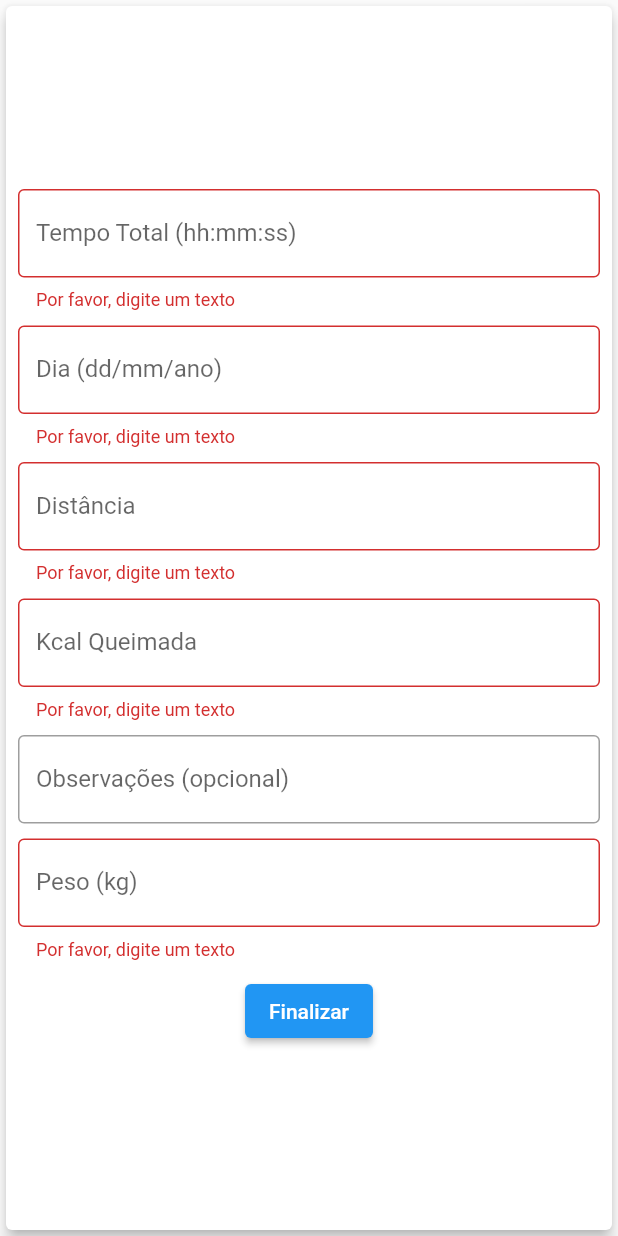
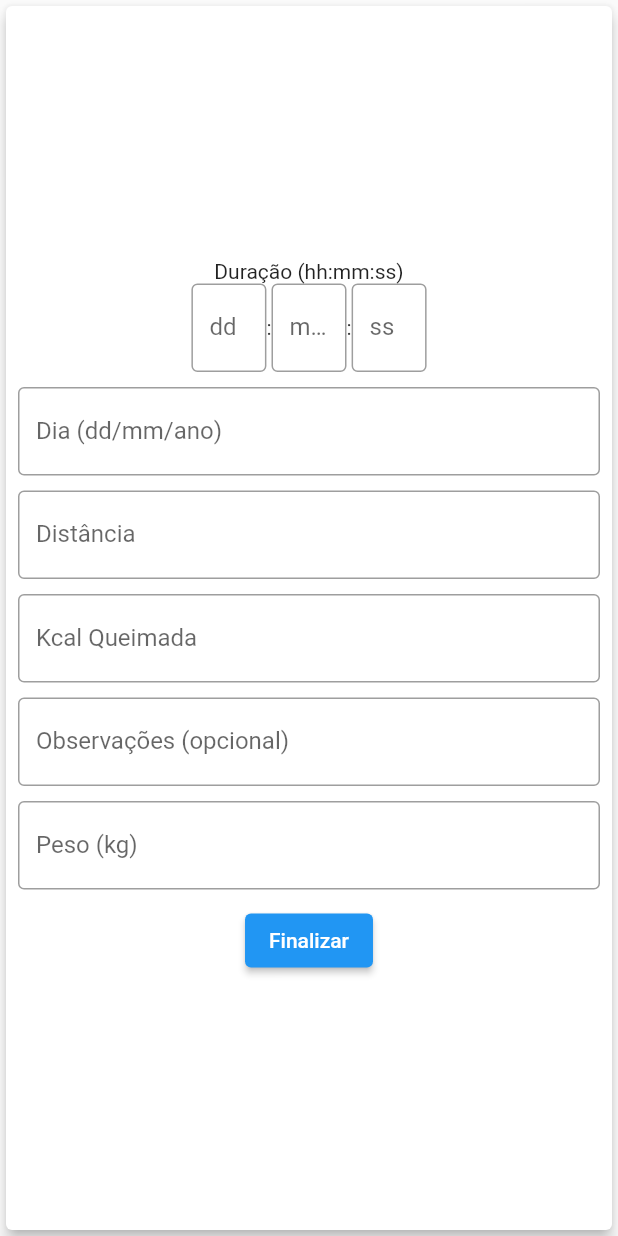
Before and after one commit to yasukawa426/flutter-academia, a Flutter app: the CustomForm widget shown alone on an empty page, opened directly, after a tap on "Finalizar", on a phone screen of 412 x 824 dp. Run offline on Flutter 3.47's test engine with Material 2 defaults, Android fonts, the light colour scheme and no system bars; missing offline and left inert: gsheets.

Commit message:
Separado o input de duração em tres pequenos

```diff
--- a/lib/view/create/create_page.dart
+++ b/lib/view/create/create_page.dart
@@ -1,6 +1,7 @@
 import 'package:flutter/material.dart';
 import 'package:gsheets/gsheets.dart';
 import 'package:projeto_academia/components/NavigationRail/custom_navigation_rail.dart';
+import 'package:projeto_academia/controller/create_controller.dart';
 import 'package:projeto_academia/model/sheetRow.dart';
 import 'package:projeto_academia/utils/chave/key.dart';
 import 'package:projeto_academia/utils/crud/create.dart';
@@ -20,7 +21,7 @@
             CustomNavigationRail(
               initialIndex: 1,
             ),
-            CustomForm(),
+            SingleChildScrollView(child: CustomForm()),
           ],
         ),
       ),
@@ -40,11 +41,11 @@
   //Obs: É uma 'GlobalKey<FormState>', não uma 'GlobalKey<CustomFormState>'
   final _formKey = GlobalKey<FormState>();
   final ScaffoldMessengerState? _scaffold = scaffoldKey.currentState;
-  late String time, distance, kcal, weight;
+  final CreateController _controller = CreateController();
+  late String time, distance, kcal, weight, hour, minute, second;
   late String? obs;
-  String day = "";
   late Worksheet sheet;
-
+  final double width = 50;
   @override
   void initState() {
     super.initState();
@@ -72,11 +73,20 @@
                 child: Column(
                   mainAxisAlignment: MainAxisAlignment.center,
                   children: [
+                    const Text("Duração (hh:mm:ss)"),
                     //TODO: Corrigir o validator de todos
-                    TextFormField(
-                      keyboardType: TextInputType.datetime,
+                    SizedBox(
+                      child: Row(
+                        mainAxisAlignment: MainAxisAlignment.center,
+                        children: [
+                          SizedBox(
+                            width: width,
+                            child: TextFormField(
+                              maxLength: 2,
+                              keyboardType: TextInputType.number,
                               decoration: const InputDecoration(
-                          labelText: "Tempo Total (hh:mm:ss)",
+                                  counterText: "",
+                                  labelText: "dd",
                                   border: OutlineInputBorder()),
                               validator: (value) {
                                 if (value == null || value.isEmpty) {
@@ -85,8 +95,54 @@
                                 return null;
                               },
                               onChanged: (value) {
-                        time = value;
+                                hour = value;
                               },
+                            ),
+                          ),
+                          const Text(":"),
+                          SizedBox(
+                            width: width,
+                            child: TextFormField(
+                              maxLength: 2,
+                              keyboardType: TextInputType.number,
+                              decoration: const InputDecoration(
+                                  counterText: "",
+                                  labelText: "mm",
+                                  border: OutlineInputBorder()),
+                              validator: (value) {
+                                if (value == null || value.isEmpty) {
+                                  return 'Por favor, digite um texto';
+                                }
+                                return null;
+                              },
+                              onChanged: (value) {
+                                minute = value;
+                              },
+                            ),
+                          ),
+                          const Text(":"),
+                          SizedBox(
+                            width: width,
+                            child: TextFormField(
+                              maxLength: 2,
+                              keyboardType: TextInputType.number,
+                              decoration: const InputDecoration(
+                                  labelText: "ss",
+                                  border: OutlineInputBorder(),
+                                  counterText: ""),
+                              validator: (value) {
+                                if (value == null || value.isEmpty) {
+                                  return 'Por favor, digite um texto';
+                                }
+                                return null;
+                              },
+                              onChanged: (value) {
+                                second = value;
+                              },
+                            ),
+                          ),
+                        ],
+                      ),
                     ),
                     const SizedBox(
                       height: 10,
@@ -94,10 +150,13 @@
                     TextFormField(
                       //TODO: mudar pra um date picker
                       keyboardType: TextInputType.datetime,
-                      key: Key(day.toString()),
-                      onTap: _selectDate,
-                      initialValue: day.toString(),
+                      key: Key(_controller.day.toString()),
+                      onTap: () {
+                        _controller.selectDate(context);
+                      },
+                      initialValue: _controller.day.toString(),
                       decoration: const InputDecoration(
+                          counterText: "",
                           labelText: "Dia (dd/mm/ano)",
                           border: OutlineInputBorder()),
                       validator: (value) {
@@ -107,7 +166,7 @@
                         return null;
                       },
                       onChanged: (value) {
-                        day = value;
+                        _controller.day = value;
                       },
                     ),
                     const SizedBox(
@@ -181,6 +240,7 @@
                     ),
                     ElevatedButton(
                         onPressed: () async {
+                          time = "$hour:$minute:$second";
                           //Validate() retorna true se o form form valido
                           if (_formKey.currentState!.validate()) {
                             late bool success;
@@ -190,7 +250,7 @@
                                   sheet,
                                   SheetRow(
                                       totalTime: time,
-                                      day: day,
+                                      day: _controller.day,
                                       distance: distance,
                                       kcal: kcal,
                                       weight: weight));
@@ -199,7 +259,7 @@
                                   sheet,
                                   SheetRow(
                                       totalTime: time,
-                                      day: day,
+                                      day: _controller.day,
                                       distance: distance,
                                       kcal: kcal,
                                       weight: weight,
@@ -232,23 +292,4 @@
           ),
         ));
   }
-
-  Future<void> _selectDate() async {
-    FocusScope.of(context).requestFocus(FocusNode());
-    DateTime today = DateTime.now();
-    DateTime? picked = await showDatePicker(
-        locale: const Locale("pt", "BR"),
-        context: context,
-        initialDate: today,
-        firstDate: today.subtract(const Duration(days: 2)),
-        lastDate: today.add(const Duration(days: 2)));
-
-    day = picked.toString().trim();
-    day = day.split(" ")[0];
-    List<String> temp = day.split("-");
-    setState(() {
-      day = "${temp[2]}/${temp[1]}/${temp[0]}";
-      print("Data Formatada: $day");
-    });
 }
-}
```
Lines whose indentation alone changed are shown as unchanged.
